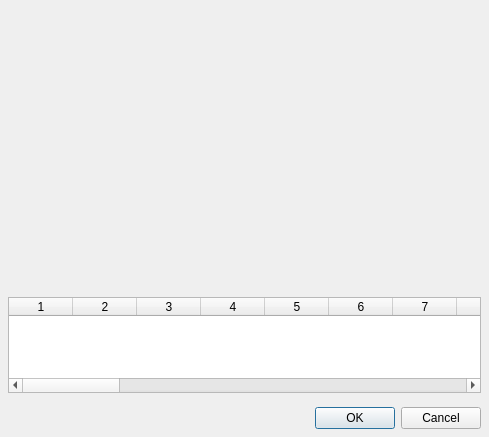
Above: atab_form.ui from stasinek/Panel before the change. Below: the same form after it.
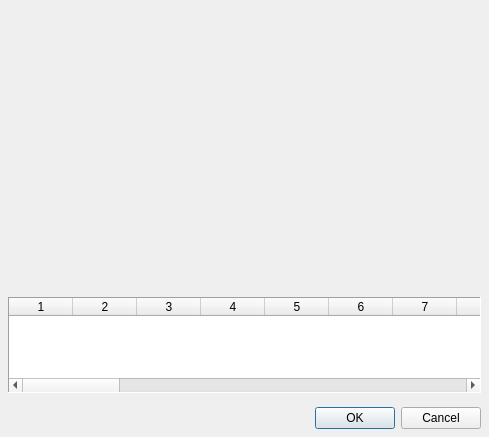
That is the form after the change.

```diff
--- a/atab_form.ui
+++ b/atab_form.ui
@@ -53,6 +53,21 @@
        <height>96</height>
       </size>
      </property>
+     <property name="frameShape">
+      <enum>QFrame::Panel</enum>
+     </property>
+     <property name="frameShadow">
+      <enum>QFrame::Sunken</enum>
+     </property>
+     <property name="verticalScrollBarPolicy">
+      <enum>Qt::ScrollBarAsNeeded</enum>
+     </property>
+     <property name="gridStyle">
+      <enum>Qt::DotLine</enum>
+     </property>
+     <property name="sortingEnabled">
+      <bool>true</bool>
+     </property>
      <property name="columnCount">
       <number>32</number>
      </property>
@@ -62,12 +77,21 @@
      <attribute name="horizontalHeaderDefaultSectionSize">
       <number>64</number>
      </attribute>
+     <attribute name="horizontalHeaderMinimumSectionSize">
+      <number>32</number>
+     </attribute>
      <attribute name="horizontalHeaderStretchLastSection">
       <bool>true</bool>
      </attribute>
      <attribute name="verticalHeaderVisible">
       <bool>false</bool>
      </attribute>
+     <attribute name="verticalHeaderDefaultSectionSize">
+      <number>32</number>
+     </attribute>
+     <attribute name="verticalHeaderMinimumSectionSize">
+      <number>32</number>
+     </attribute>
      <attribute name="verticalHeaderStretchLastSection">
       <bool>true</bool>
      </attribute>
```
